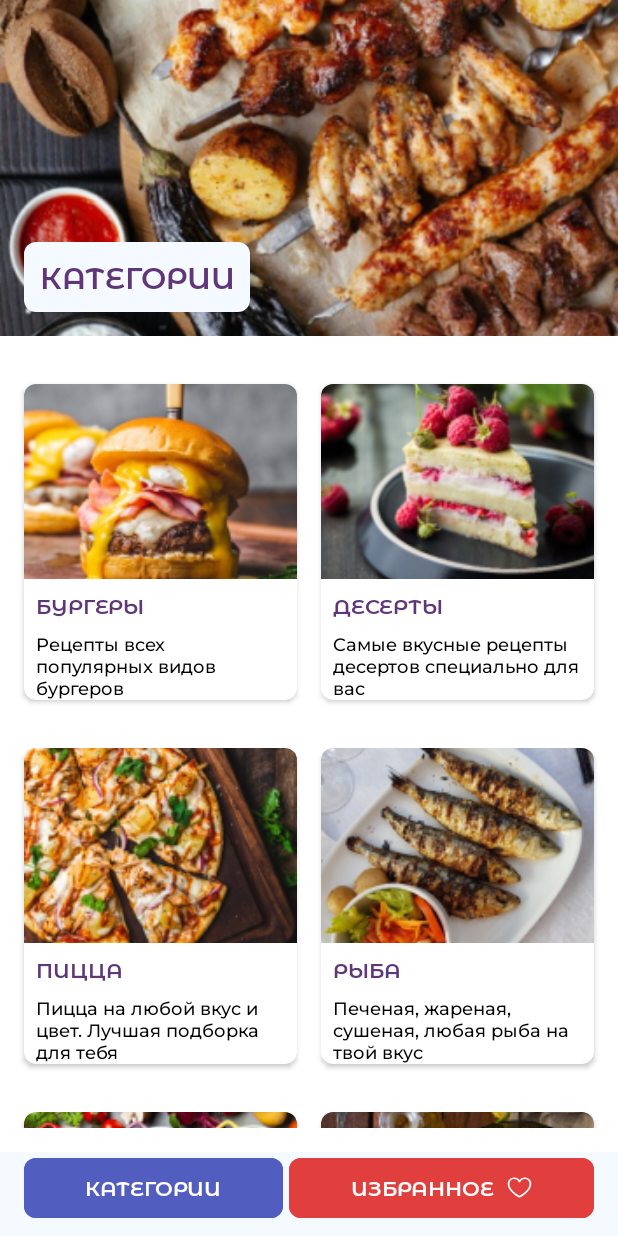
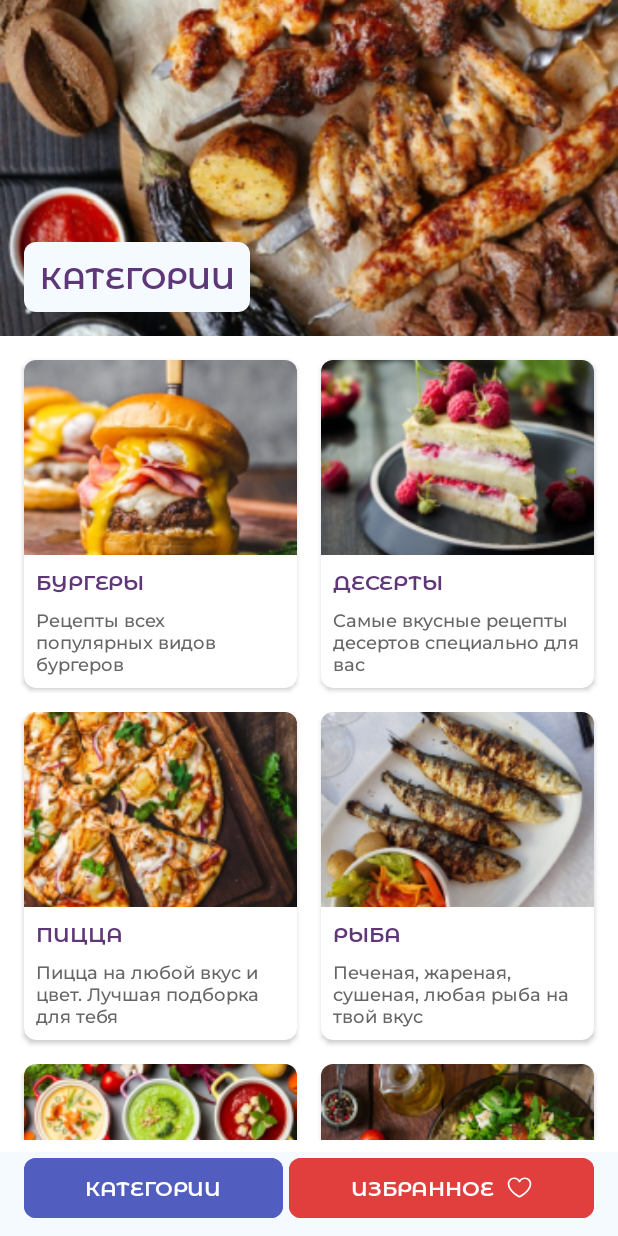
Before and after one commit to NurGuru/RecipesApp, an Android app: the screen it shows after launch (MainActivity), on a phone screen of 412 x 824 dp. Run offline under Robolectric (Android 15) with nearby library versions, the phone set to English and light mode, and no system bars.

Commit message:
Ra-08 RecyclerView

```diff
--- a/app/src/main/res/layout/fragment_list_categories.xml
+++ b/app/src/main/res/layout/fragment_list_categories.xml
@@ -44,7 +44,7 @@
             android:layout_height="wrap_content"
             android:layout_gravity="center"
             android:layout_marginHorizontal="@dimen/main_margin_half"
-            android:layout_marginVertical="@dimen/main_margin"
+            android:layout_marginVertical="@dimen/main_margin_half"
             app:layoutManager="androidx.recyclerview.widget.GridLayoutManager"
             app:spanCount="2"
             tools:itemCount="6"
--- a/app/src/main/res/layout/item_category.xml
+++ b/app/src/main/res/layout/item_category.xml
@@ -6,7 +6,7 @@
     android:layout_width="match_parent"
     android:layout_height="wrap_content"
     android:layout_marginHorizontal="@dimen/main_margin_half"
-    android:layout_marginVertical="@dimen/main_margin"
+    android:layout_marginVertical="@dimen/main_margin_half"
     android:clickable="true"
     app:cardCornerRadius="8dp">
 
@@ -37,6 +37,7 @@
             android:layout_width="match_parent"
             android:layout_height="wrap_content"
             android:layout_marginHorizontal="@dimen/main_margin_half"
+            android:layout_marginBottom="@dimen/main_margin_half"
             tools:text="Самые вкусные рецепты десертов специально для вас" />
     </LinearLayout>
 </androidx.cardview.widget.CardView>
--- a/app/src/main/res/values/colors.xml
+++ b/app/src/main/res/values/colors.xml
@@ -6,5 +6,6 @@
     <color name="blueCategoryColor">#525DC0</color>
     <color name="mainBackgroundColor">#F4FAFF</color>
     <color name="categoryTitleColor">#5F3678</color>
+    <color name="cardDescription">#666666</color>
 
 </resources>
--- a/app/src/main/res/values/styles.xml
+++ b/app/src/main/res/values/styles.xml
@@ -24,7 +24,7 @@
     <style name="StyleCategoriesCardDescription" parent="TextAppearance.AppCompat">
         <item name="android:textSize">12sp</item>
         <item name="android:fontFamily">@font/montserrat_medium</item>
-        <item name="android:textColor">@color/black</item>
+        <item name="android:textColor">@color/cardDescription</item>
     </style>
 
     <style name="StyleTitle20" parent="TextAppearance.AppCompat">
```
